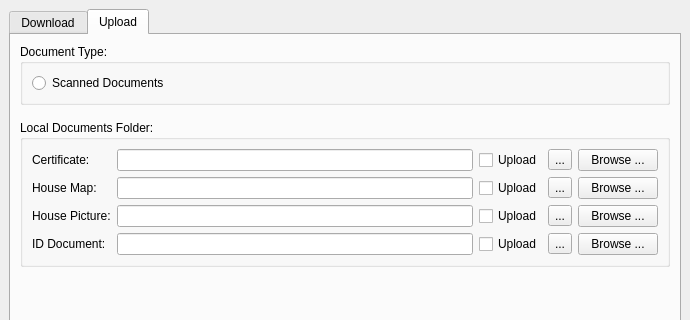
gltn/stdm, file ui/ui_document_downloader_win.ui: the form before one commit; both pictures show x 0 to 690 and y 0 to 320 of the 690 by 679 pixel window.
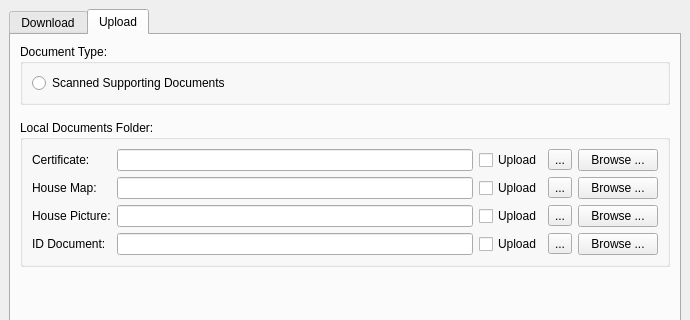
The form after the commit. The open tabs and pages were chosen to show the change.

Diff of the .ui file:
```diff
--- a/ui/ui_document_downloader_win.ui
+++ b/ui/ui_document_downloader_win.ui
@@ -334,7 +334,7 @@
            <item>
             <widget class="QRadioButton" name="rbScannedDoc">
              <property name="text">
-              <string>Scanned Documents</string>
+              <string>Scanned Supporting Documents</string>
              </property>
             </widget>
            </item>
```
Left out of the diff: 2 changed lines with no effect on the pictures.
